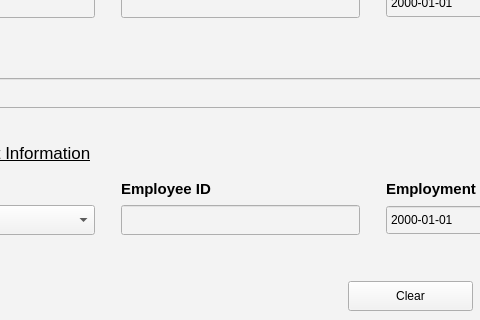
First picture: the form in EMS-App/employeeScreen.ui, repository elroydsouza/HR-ManagementSystem, before the edit; both pictures show x 367 to 847 and y 230 to 550 of the 1000 by 550 pixel window.
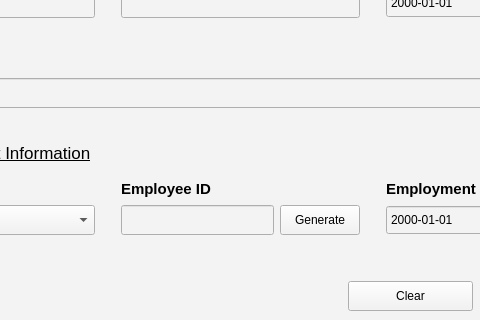
Second picture: the form after the edit.

Commit message: Added button onto employeeScreen.

```diff
--- a/EMS-App/employeeScreen.ui
+++ b/EMS-App/employeeScreen.ui
@@ -552,16 +552,6 @@
        </item>
        <item>
         <layout class="QGridLayout" name="gridLayout_2">
-         <item row="2" column="2">
-          <widget class="QLineEdit" name="le_employeeID">
-           <property name="minimumSize">
-            <size>
-             <width>0</width>
-             <height>30</height>
-            </size>
-           </property>
-          </widget>
-         </item>
          <item row="1" column="0">
           <widget class="QLabel" name="label_5">
            <property name="font">
@@ -687,6 +677,36 @@
            </property>
           </spacer>
          </item>
+         <item row="2" column="2">
+          <layout class="QHBoxLayout" name="horizontalLayout_4">
+           <item>
+            <widget class="QLineEdit" name="lineEdit_8">
+             <property name="minimumSize">
+              <size>
+               <width>0</width>
+               <height>30</height>
+              </size>
+             </property>
+             <property name="readOnly">
+              <bool>true</bool>
+             </property>
+            </widget>
+           </item>
+           <item>
+            <widget class="QPushButton" name="pushButton_3">
+             <property name="minimumSize">
+              <size>
+               <width>0</width>
+               <height>30</height>
+              </size>
+             </property>
+             <property name="text">
+              <string>Generate</string>
+             </property>
+            </widget>
+           </item>
+          </layout>
+         </item>
         </layout>
        </item>
        <item>
```
The commit also changes 8 other files.
